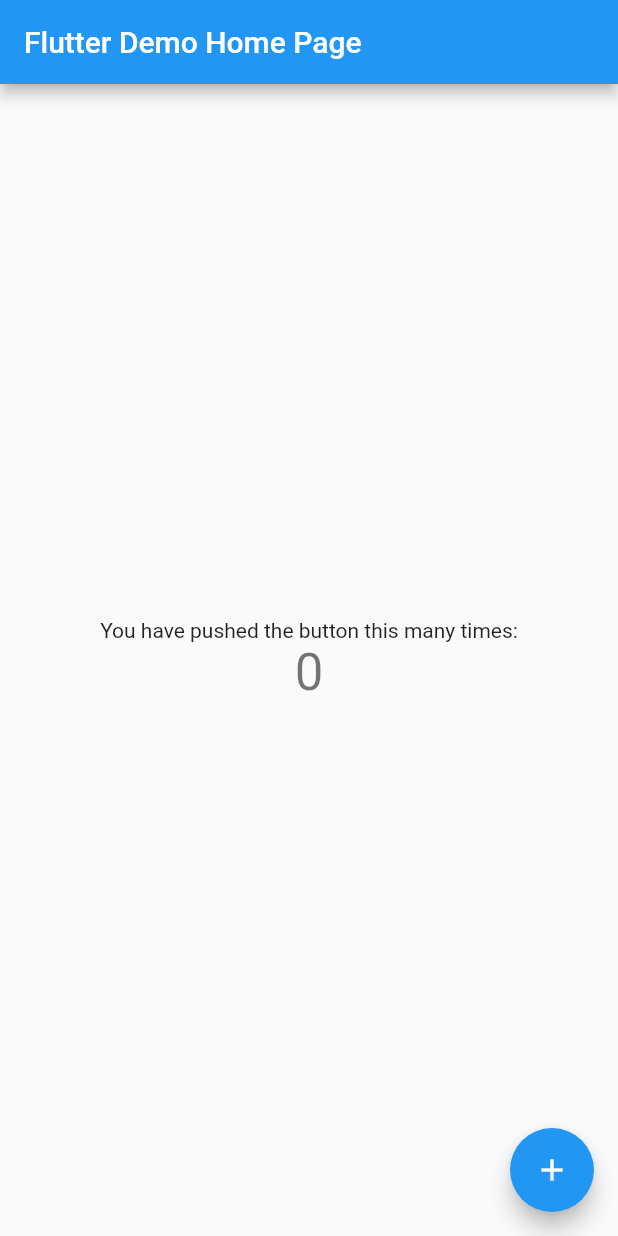
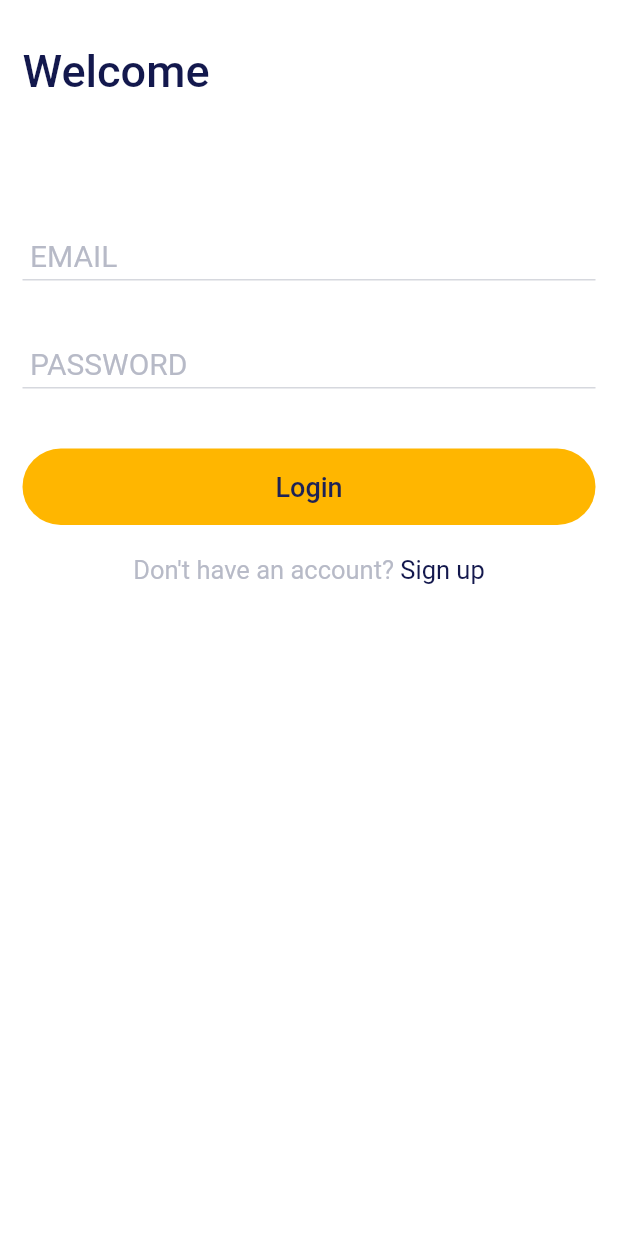
Before and after one commit to PySom/arm_chat, a Flutter app: the screen it shows after launch, on a phone screen of 412 x 824 dp. Run offline on Flutter 3.47's test engine with Material 2 defaults, Android fonts, the phone set to English and light mode, and no system bars; our stand-ins replace firebase_auth, flutter_login; accounts and stored records are empty; Roboto replaces fonts that are missing (Rubik); statements that could not run were skipped.

```diff
--- /dev/null
+++ b/lib/exceptions/api_failure_exception.dart
@@ -0,0 +1,6 @@
+class ApiFailureException implements Exception {
+  dynamic message;
+  ApiFailureException([this.message]);
+  @override
+  String toString() => message.toString();
+}
--- a/lib/main.dart
+++ b/lib/main.dart
@@ -1,4 +1,10 @@
+import 'package:arm_chat/providers/provider_list.dart';
+import 'package:arm_chat/screens/auth_screen.dart';
+import 'package:arm_chat/screens/splash_screen.dart';
+import 'package:arm_chat/utils/app_routes.dart';
+import 'package:arm_chat/utils/theme_data.dart';
 import 'package:flutter/material.dart';
+import 'package:provider/provider.dart';
 
 void main() {
   runApp(MyApp());
@@ -8,110 +14,15 @@ class MyApp extends StatelessWidget {
   // This widget is the root of your application.
   @override
   Widget build(BuildContext context) {
-    return MaterialApp(
-      title: 'Flutter Demo',
-      theme: ThemeData(
-        // This is the theme of your application.
-        //
-        // Try running your application with "flutter run". You'll see the
-        // application has a blue toolbar. Then, without quitting the app, try
-        // changing the primarySwatch below to Colors.green and then invoke
-        // "hot reload" (press "r" in the console where you ran "flutter run",
-        // or simply save your changes to "hot reload" in a Flutter IDE).
-        // Notice that the counter didn't reset back to zero; the application
-        // is not restarted.
-        primarySwatch: Colors.blue,
-        // This makes the visual density adapt to the platform that you run
-        // the app on. For desktop platforms, the controls will be smaller and
-        // closer together (more dense) than on mobile platforms.
-        visualDensity: VisualDensity.adaptivePlatformDensity,
+    return MultiProvider(
+      providers: appProviders,
+      child: MaterialApp(
+        debugShowCheckedModeBanner: false,
+        title: 'CrowdExpress',
+        theme: myThemeData(context),
+        initialRoute: SplashScreen.id,
+        routes: appRoutes,
       ),
-      home: MyHomePage(title: 'Flutter Demo Home Page'),
     );
   }
 }
-
-class MyHomePage extends StatefulWidget {
-  MyHomePage({Key key, this.title}) : super(key: key);
-
-  // This widget is the home page of your application. It is stateful, meaning
-  // that it has a State object (defined below) that contains fields that affect
-  // how it looks.
-
-  // This class is the configuration for the state. It holds the values (in this
-  // case the title) provided by the parent (in this case the App widget) and
-  // used by the build method of the State. Fields in a Widget subclass are
-  // always marked "final".
-
-  final String title;
-
-  @override
-  _MyHomePageState createState() => _MyHomePageState();
-}
-
-class _MyHomePageState extends State<MyHomePage> {
-  int _counter = 0;
-
-  void _incrementCounter() {
-    setState(() {
-      // This call to setState tells the Flutter framework that something has
-      // changed in this State, which causes it to rerun the build method below
-      // so that the display can reflect the updated values. If we changed
-      // _counter without calling setState(), then the build method would not be
-      // called again, and so nothing would appear to happen.
-      _counter++;
-    });
-  }
-
-  @override
-  Widget build(BuildContext context) {
-    // This method is rerun every time setState is called, for instance as done
-    // by the _incrementCounter method above.
-    //
-    // The Flutter framework has been optimized to make rerunning build methods
-    // fast, so that you can just rebuild anything that needs updating rather
-    // than having to individually change instances of widgets.
-    return Scaffold(
-      appBar: AppBar(
-        // Here we take the value from the MyHomePage object that was created by
-        // the App.build method, and use it to set our appbar title.
-        title: Text(widget.title),
-      ),
-      body: Center(
-        // Center is a layout widget. It takes a single child and positions it
-        // in the middle of the parent.
-        child: Column(
-          // Column is also a layout widget. It takes a list of children and
-          // arranges them vertically. By default, it sizes itself to fit its
-          // children horizontally, and tries to be as tall as its parent.
-          //
-          // Invoke "debug painting" (press "p" in the console, choose the
-          // "Toggle Debug Paint" action from the Flutter Inspector in Android
-          // Studio, or the "Toggle Debug Paint" command in Visual Studio Code)
-          // to see the wireframe for each widget.
-          //
-          // Column has various properties to control how it sizes itself and
-          // how it positions its children. Here we use mainAxisAlignment to
-          // center the children vertically; the main axis here is the vertical
-          // axis because Columns are vertical (the cross axis would be
-          // horizontal).
-          mainAxisAlignment: MainAxisAlignment.center,
-          children: <Widget>[
-            Text(
-              'You have pushed the button this many times:',
-            ),
-            Text(
-              '$_counter',
-              style: Theme.of(context).textTheme.headline4,
-            ),
-          ],
-        ),
-      ),
-      floatingActionButton: FloatingActionButton(
-        onPressed: _incrementCounter,
-        tooltip: 'Increment',
-        child: Icon(Icons.add),
-      ), // This trailing comma makes auto-formatting nicer for build methods.
-    );
-  }
-}
--- /dev/null
+++ b/lib/providers/provider_list.dart
@@ -0,0 +1,12 @@
+import 'package:arm_chat/services/auth_service.dart';
+import 'package:firebase_auth/firebase_auth.dart';
+import 'package:provider/provider.dart';
+import 'package:provider/single_child_widget.dart';
+
+List<SingleChildWidget> appProviders = [
+  Provider<AuthenticationService>(
+      create: (_) => AuthenticationService(FirebaseAuth.instance)),
+  StreamProvider<FirebaseUser>(
+      create: (context) =>
+          context.read<AuthenticationService>().authStateChanges),
+];
--- /dev/null
+++ b/lib/screens/auth_screen.dart
@@ -0,0 +1,181 @@
+import 'package:arm_chat/screens/chat_screen.dart';
+import 'package:arm_chat/services/auth_service.dart';
+import 'package:arm_chat/utils/constants.dart';
+import 'package:arm_chat/widgets/alt_auth_action.dart';
+import 'package:flutter/material.dart';
+import 'package:flutter_login/flutter_login.dart';
+import 'package:provider/provider.dart';
+
+class AuthScreen extends StatefulWidget {
+  static const String id = 'auth_screen';
+
+  @override
+  _AuthScreenState createState() => _AuthScreenState();
+}
+
+class _AuthScreenState extends State<AuthScreen> {
+  bool _isLogin = true;
+  bool _isBusy = false;
+  TextEditingController _emailController;
+  TextEditingController _passwordController;
+  @override
+  void initState() {
+    _emailController = TextEditingController();
+    _passwordController = TextEditingController();
+    super.initState();
+  }
+
+  @override
+  void dispose() {
+    _emailController.dispose();
+    _passwordController.dispose();
+    super.dispose();
+  }
+
+  Future<String> _authAction(BuildContext context, bool isLogin) async {
+    String message;
+    bool result = false;
+    if ((_emailController.text?.isEmpty ?? false) ||
+        (_passwordController.text?.isEmpty ?? false)) {
+      message = 'Email and / or password cannot be empty';
+    } else {
+      try {
+        setState(() {
+          _isBusy = true;
+        });
+        if (isLogin) {
+          result = await context.read<AuthenticationService>().loginAsync(
+              email: _emailController.text.trim(),
+              password: _passwordController.text.trim());
+        } else {
+          result = await context.read<AuthenticationService>().registerAsync(
+              email: _emailController.text.trim(),
+              password: _passwordController.text.trim());
+        }
+        if (result) {
+          setState(() {
+            _isBusy = false;
+          });
+          Navigator.of(context)
+              .pushNamedAndRemoveUntil(ChatScreen.id, (_) => false);
+          return "Success";
+        }
+      } catch (e) {
+        setState(() {
+          _isBusy = false;
+        });
+        message = e.message;
+      }
+    }
+    _showSnack(context, message);
+    return "Failed";
+  }
+
+  void _showSnack(BuildContext context, String message) {
+    final scaffold = Scaffold.of(context);
+    scaffold.showSnackBar(
+      SnackBar(
+        content: Text(message ?? 'An error occurred.'),
+        backgroundColor: kPrimaryColor,
+        action: SnackBarAction(
+          label: 'OK',
+          onPressed: scaffold.hideCurrentSnackBar,
+        ),
+      ),
+    );
+  }
+
+  @override
+  Widget build(BuildContext context) {
+    return Scaffold(
+      body: SafeArea(
+        child: Builder(
+          builder: (context) {
+            return Padding(
+              padding: kAppPadding.copyWith(top: 30),
+              child: SingleChildScrollView(
+                child: Column(
+                  mainAxisAlignment: MainAxisAlignment.start,
+                  crossAxisAlignment: CrossAxisAlignment.start,
+                  children: [
+                    Container(
+                      margin: EdgeInsets.only(bottom: 50.0),
+                      child: AnimatedContainer(
+                        duration: Duration(milliseconds: 500),
+                        child: Text(
+                          _isLogin ? 'Welcome' : 'Create an account',
+                          style: kDefaultFontStyle.copyWith(
+                            fontWeight: FontWeight.w500,
+                            fontSize: bigFont,
+                          ),
+                        ),
+                      ),
+                    ),
+                    kAppInputSpacingVertical,
+                    TextFormField(
+                      controller: _emailController,
+                      style: kInputTextStyle.copyWith(color: kPrimaryColor),
+                      keyboardType: TextInputType.emailAddress,
+                      textInputAction: TextInputAction.next,
+                      decoration: InputDecoration(
+                        hintText: 'EMAIL',
+                        labelText: 'EMAIL',
+                      ),
+                    ),
+                    kAppInputSpacingVertical,
+                    TextFormField(
+                      controller: _passwordController,
+                      style: kInputTextStyle.copyWith(color: kPrimaryColor),
+                      keyboardType: TextInputType.text,
+                      obscureText: true,
+                      textInputAction: TextInputAction.done,
+                      decoration: InputDecoration(
+                        hintText: 'PASSWORD',
+                        labelText: 'PASSWORD',
+                      ),
+                    ),
+                    SizedBox(
+                      height: 10,
+                    ),
+                    kAppSpacingVertical,
+                    TextButton(
+                      onPressed: () async {
+                        await _authAction(context, _isLogin);
+                      },
+                      child: _isBusy
+                          ? CircularProgressIndicator(
+                              backgroundColor: kPrimaryColor,
+                            )
+                          : Text(_isLogin ? 'Login' : 'Sign up'),
+                    ),
+                    SizedBox(
+                      height: 20,
+                    ),
+                    Align(
+                      alignment: Alignment.center,
+                      child: AltAuthAction(
+                        defaultStyle: kSmallTextStyle,
+                        leadingText: _isLogin
+                            ? 'Don\'t have an account? '
+                            : 'Already have an account? ',
+                        actionText: _isLogin ? 'Sign up' : 'Login',
+                        actionStyle: kSmallTextStyle.copyWith(
+                          color: kPrimaryColor,
+                        ),
+                        onTap: () {
+                          setState(() {
+                            _isLogin = !_isLogin;
+                          });
+                        },
+                      ),
+                    ),
+                  ],
+                ),
+              ),
+            );
+          },
+        ),
+      ),
+    );
+  }
+}
--- /dev/null
+++ b/lib/services/auth_service.dart
@@ -0,0 +1,37 @@
+import 'package:arm_chat/exceptions/api_failure_exception.dart';
+import 'package:firebase_auth/firebase_auth.dart';
+
+class AuthenticationService {
+  FirebaseAuth _fb;
+  AuthenticationService(this._fb);
+
+  Stream<FirebaseUser> get authStateChanges => _fb?.onAuthStateChanged;
+
+  Future<bool> loginAsync({String email, String password}) async {
+    try {
+      AuthResult result = await _fb.signInWithEmailAndPassword(
+          email: email, password: password);
+      return result != null;
+    } catch (e) {
+      print(e.message);
+      throw ApiFailureException(e.message);
+    }
+  }
+
+  Future<FirebaseUser> getCurrentUserAsync() async => await _fb.currentUser();
+
+  Future<bool> registerAsync({String email, String password}) async {
+    try {
+      AuthResult result = await _fb.createUserWithEmailAndPassword(
+          email: email, password: password);
+      return result != null;
+    } catch (e) {
+      print(e.message);
+      throw ApiFailureException(e.message);
+    }
+  }
+
+  Future<void> logoutAsync() async {
+    await _fb.signOut();
+  }
+}
--- /dev/null
+++ b/lib/utils/app_routes.dart
@@ -0,0 +1,9 @@
+import 'package:arm_chat/screens/auth_screen.dart';
+import 'package:arm_chat/screens/chat_screen.dart';
+import 'package:arm_chat/screens/splash_screen.dart';
+
+var appRoutes = {
+  AuthScreen.id: (context) => AuthScreen(),
+  ChatScreen.id: (context) => ChatScreen(),
+  SplashScreen.id: (context) => SplashScreen(),
+};
--- /dev/null
+++ b/lib/utils/constants.dart
@@ -0,0 +1,80 @@
+import 'package:flutter/material.dart';
+
+//primitives
+const double bigFont = 30.0;
+const double semiBigFont = 25.0;
+const double mediumFont = 22.0;
+const double defaultFont = 20.0;
+const double inputFont = 22.0;
+const double buttonFont = 18.0;
+const double smallFont = 17.0;
+const double littleFont = 15.0;
+const double termsFont = 13.0;
+const String kHeroIconTag = 'iconTag';
+const String kHeroLocationTag = 'locationTag';
+
+//colors
+const Color kWhiteColor = Colors.white;
+const Color kPrimaryColor = Color(0xFF13184D);
+const Color kTextButtonColor = Color(0xFF1D2256);
+const Color kAccentColor = Color(0xFFFFB600);
+const Color kInputBorderColor = Color(0xFFD6D8DE);
+const Color kGreenColor = Color(0xFF00C488);
+const Color kPickupColor = Color(0xFF00D090);
+const Color kDestinationColor = Color(0xFFE50000);
+const Color kDividerColor = Color(0xFFD6D8DE);
+const Color kSmallFontColor = Color(0xFFB7BAC7);
+const Color kBottomTopBarColor = Color(0xFF4A4A4A);
+const Color kHomeColor = Color(0xFFF8F8F8);
+const Color kHomeTextColor = Color(0xFFB7BAC7);
+const Color kLocationDividerColor = Color(0xFF707070);
+
+//styles
+const TextStyle kDefaultFontStyle = TextStyle(
+  fontSize: defaultFont,
+  color: kPrimaryColor,
+  fontWeight: FontWeight.w400,
+);
+
+const TextStyle kTextButtonStyle = TextStyle(
+  fontSize: buttonFont,
+  color: kTextButtonColor,
+  fontWeight: FontWeight.w500,
+);
+
+const TextStyle kInputTextStyle = TextStyle(
+  fontSize: defaultFont,
+  color: kSmallFontColor,
+  fontWeight: FontWeight.w400,
+);
+
+const TextStyle kSmallTextStyle = TextStyle(
+  fontSize: smallFont,
+  color: kSmallFontColor,
+);
+
+const TextStyle kTermsTextStyle = TextStyle(
+  fontSize: termsFont,
+  color: kSmallFontColor,
+);
+
+//widgets
+const SizedBox kAppSpacingVertical = SizedBox(
+  height: 30,
+);
+const SizedBox kAppInputSpacingVertical = SizedBox(
+  height: 20,
+);
+//sizes
+const Size kTextButtonSize = Size(double.infinity, 0);
+//padding
+const kButtonPadding = EdgeInsets.symmetric(vertical: 15.0, horizontal: 50.0);
+const kAppPadding = EdgeInsets.fromLTRB(15, 10, 15, 30);
+const kBottomSheetPadding = EdgeInsets.fromLTRB(30, 10, 30, 5);
+const kAppBarIconPadding = EdgeInsets.only(left: 20, right: 5);
+const kAppBarActionPadding = EdgeInsets.only(right: 20);
+
+//Radius
+const kBoxRadius = BorderRadius.all(
+  Radius.circular(10),
+);
--- /dev/null
+++ b/lib/utils/theme_data.dart
@@ -0,0 +1,68 @@
+import 'package:flutter/material.dart';
+import 'constants.dart';
+
+ThemeData myThemeData(BuildContext context) {
+  return ThemeData(
+    fontFamily: "Rubik",
+    primaryColor: kPrimaryColor,
+    accentColor: kAccentColor,
+    buttonColor: kAccentColor,
+    scaffoldBackgroundColor: kWhiteColor,
+    textTheme: Theme.of(context).primaryTextTheme.copyWith(
+          bodyText2: kDefaultFontStyle,
+        ),
+    inputDecorationTheme: InputDecorationTheme(
+      alignLabelWithHint: true,
+      labelStyle: kInputTextStyle.copyWith(height: 0.3),
+      hintStyle: kInputTextStyle,
+      contentPadding: EdgeInsets.all(5),
+      focusedBorder: UnderlineInputBorder(
+        borderSide: BorderSide(color: kInputBorderColor, width: 1),
+      ),
+      enabledBorder: UnderlineInputBorder(
+        borderSide: BorderSide(color: kInputBorderColor, width: 1),
+      ),
+    ),
+    outlinedButtonTheme: OutlinedButtonThemeData(
+        style: ButtonStyle(
+      padding: MaterialStateProperty.all(kButtonPadding),
+      minimumSize: MaterialStateProperty.all(kTextButtonSize),
+      shape: MaterialStateProperty.all(
+        RoundedRectangleBorder(
+          borderRadius: BorderRadius.circular(100.0),
+        ),
+      ),
+    )),
+    textButtonTheme: TextButtonThemeData(
+      style: ButtonStyle(
+        textStyle: MaterialStateProperty.all(kTextButtonStyle),
+        backgroundColor: MaterialStateProperty.all(kAccentColor),
+        foregroundColor: MaterialStateProperty.all(kTextButtonColor),
+        minimumSize: MaterialStateProperty.all(kTextButtonSize),
+        padding: MaterialStateProperty.all(kButtonPadding),
+        shape: MaterialStateProperty.all(
+          RoundedRectangleBorder(
+            borderRadius: BorderRadius.circular(100.0),
+          ),
+        ),
+      ),
+    ),
+    canvasColor: Colors.transparent,
+    iconTheme: IconThemeData(
+      color: kPrimaryColor,
+    ),
+    appBarTheme: AppBarTheme(
+      brightness: Brightness.light,
+      elevation: 0,
+      color: kWhiteColor,
+      iconTheme: IconThemeData(color: Colors.white),
+      textTheme: TextTheme(
+        headline6: TextStyle(
+          color: Colors.white,
+          fontSize: 16,
+          fontWeight: FontWeight.w500,
+        ),
+      ),
+    ),
+  );
+}
--- /dev/null
+++ b/lib/widgets/alt_auth_action.dart
@@ -0,0 +1,45 @@
+import 'package:flutter/gestures.dart';
+import 'package:flutter/material.dart';
+
+class AltAuthAction extends StatelessWidget {
+  final String leadingText;
+  final String actionText;
+  final TextStyle defaultStyle;
+  final TextStyle leadingStyle;
+  final TextStyle actionStyle;
+  final TextAlign textAlign;
+  final List<TextSpan> children;
+  final Function onTap;
+  const AltAuthAction({
+    this.onTap,
+    this.actionText,
+    this.leadingText,
+    this.actionStyle,
+    this.defaultStyle,
+    this.leadingStyle,
+    this.children,
+    this.textAlign,
+  });
+  @override
+  Widget build(BuildContext context) {
+    return RichText(
+      textScaleFactor: MediaQuery.of(context).textScaleFactor,
+      textAlign: textAlign ?? TextAlign.center,
+      text: TextSpan(
+        style: defaultStyle,
+        children: children ??
+            [
+              TextSpan(
+                text: leadingText,
+                style: leadingStyle,
+              ),
+              TextSpan(
+                recognizer: TapGestureRecognizer()..onTap = onTap,
+                text: actionText,
+                style: actionStyle,
+              ),
+            ],
+      ),
+    );
+  }
+}
--- a/pubspec.yaml
+++ b/pubspec.yaml
@@ -28,6 +28,11 @@ dependencies:
   # The following adds the Cupertino Icons font to your application.
   # Use with the CupertinoIcons class for iOS style icons.
   cupertino_icons: ^1.0.0
+  firebase_core: ^0.4.5
+  firebase_auth: ^0.16.1
+  firebase_messaging: ^6.0.16
+  flutter_login: ^1.0.14
+  provider: ^4.3.2+4
 
 dev_dependencies:
   flutter_test:
```
Also changed, not shown: lib/screens/chat_screen.dart (added, +55 -0 lines), lib/screens/splash_screen.dart (added, +45 -0 lines), pubspec.lock, 4 other files.
